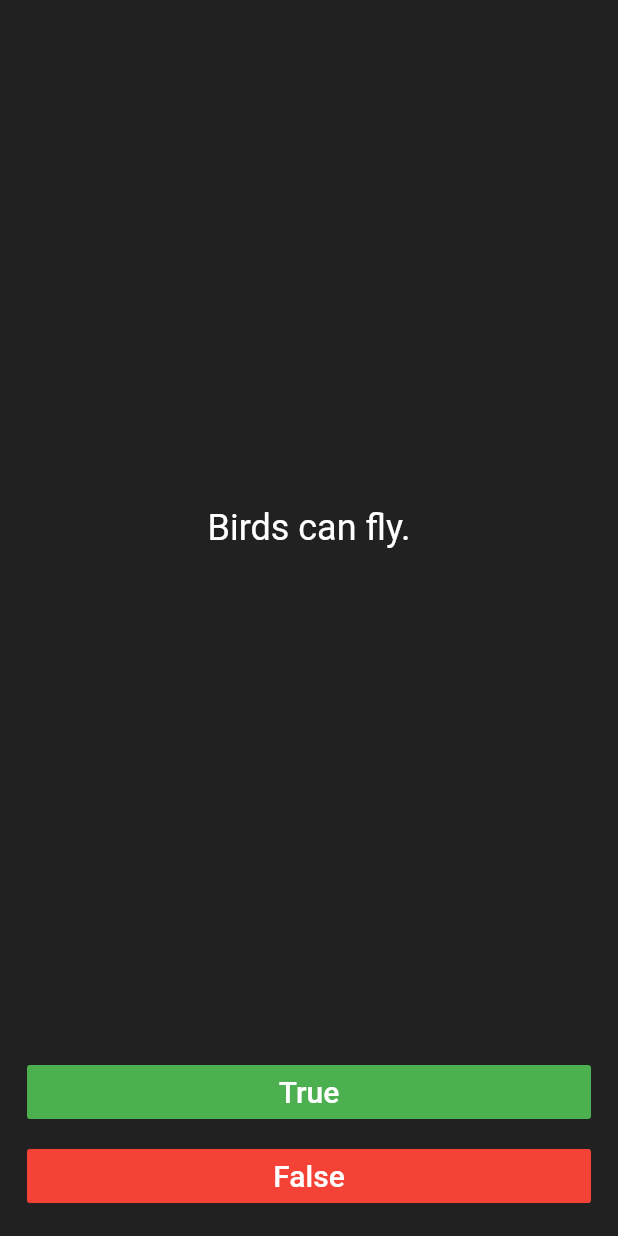
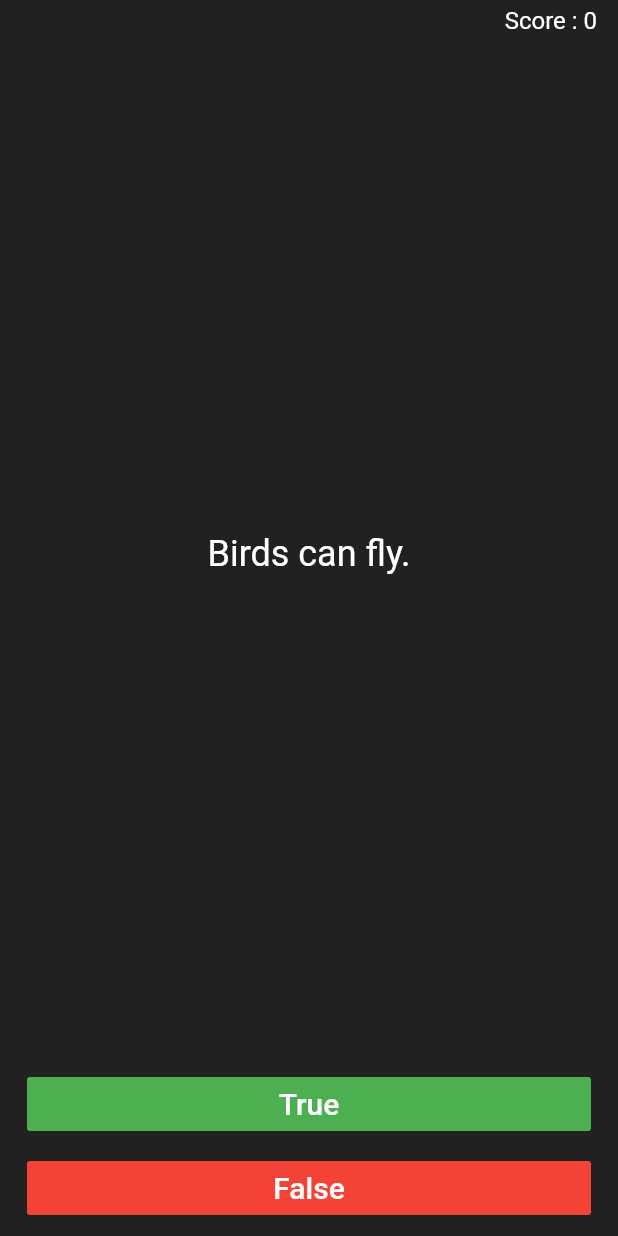
Before and after one commit to KayesAshfaQ/flatter_quizzler, a Flutter app: the screen it shows after launch, on a phone screen of 412 x 824 dp. Run offline on Flutter 3.47's test engine with Material 2 defaults, Android fonts, the phone set to English and light mode, and no system bars; our stand-ins replace rflutter_alert.

Commit message:
score counter added

```diff
--- a/lib/main.dart
+++ b/lib/main.dart
@@ -34,7 +34,6 @@ class QuizePage extends StatefulWidget {
 
 class _QuizePageState extends State<QuizePage> {
   int scoreCount = 0;
-  List<Widget> scoreKeeper = [];
 
   //creating an instance of QuestionBrain class
   //where all functionality stays
@@ -86,6 +85,17 @@ class _QuizePageState extends State<QuizePage> {
     return Column(
       crossAxisAlignment: CrossAxisAlignment.stretch,
       children: [
+        Padding(
+          padding: const EdgeInsets.all(4.0),
+          child: Text(
+            'Score : $scoreCount',
+            textAlign: TextAlign.end,
+            style: const TextStyle(
+              color: Colors.white,
+              fontSize: 16.0,
+            ),
+          ),
+        ),
         Expanded(
           child: Center(
             child: Text(
@@ -126,12 +136,6 @@ class _QuizePageState extends State<QuizePage> {
             ),
           ),
         ),
-        Container(
-          padding: EdgeInsets.all(4.0),
-          child: Row(
-            children: scoreKeeper,
-          ),
-        ),
       ],
     );
   }
--- a/lib/question_brain.dart
+++ b/lib/question_brain.dart
@@ -13,6 +13,7 @@ class QuestionBrain {
     Question('A slug\'s blood is green.', true),
     Question('Buzz Aldrin\'s mother\'s maiden name was \"Moon\".', true),
     Question('It is illegal to pee in the Ocean in Portugal.', true),
+    Question('Chickens has wings.', true),
     Question(
         'No piece of square dry paper can be folded in half more than 7 times.',
         false),
```
